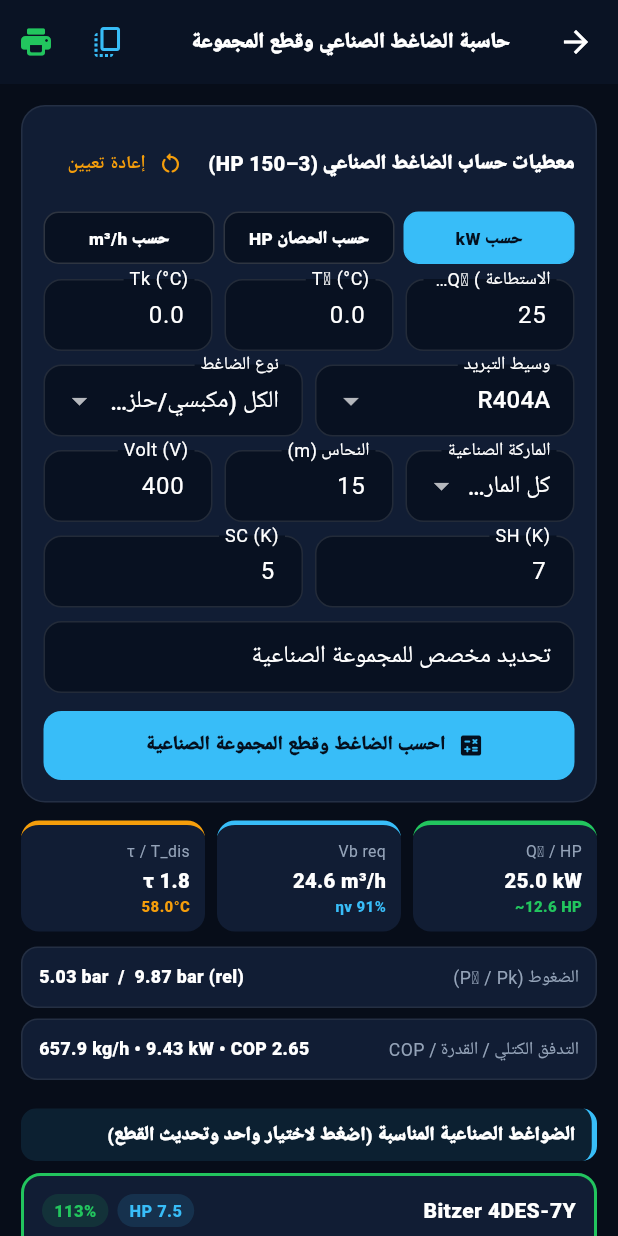
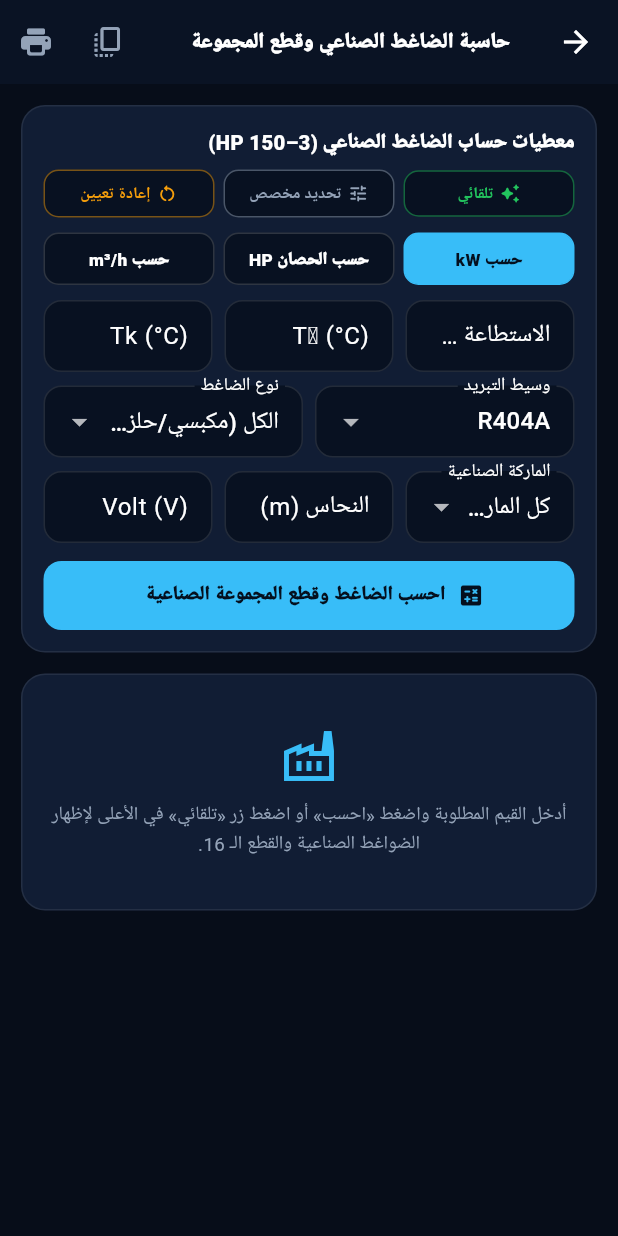
Before and after one commit to aekziou83/CryoCalc-Pro-Native, a Flutter app: the IndustrialCompressorScreen screen opened directly with sample values from the repository, on a phone screen of 412 x 824 dp. Run offline on Flutter 3.47's test engine with Material 3 defaults, Android fonts, the phone set to English and light mode, and no system bars; our stand-ins replace pdf, printing.

Commit message:
Update industrial_compressor_screen.dart

```diff
--- a/lib/widgets/industrial_compressor_screen.dart
+++ b/lib/widgets/industrial_compressor_screen.dart
@@ -1,11 +1,9 @@
 import 'package:flutter/material.dart';
 import 'package:flutter/services.dart';
-import 'package:pdf/pdf.dart';
-import 'package:pdf/widgets.dart' as pw;
-import 'package:printing/printing.dart';
 import '../engine/industrial_compressor_engine.dart';
 import '../l10n/app_strings.dart';
 import '../security/security_guard.dart';
+import '../services/pdf_printer.dart';
 
 class IndustrialCompressorScreen extends StatefulWidget {
   final AppLang lang;
@@ -35,15 +33,17 @@ class _IndustrialCompressorScreenState extends State<IndustrialCompressorScreen>
   String _brandFilter = 'ALL';
   String _techFilter = 'ALL';
   String? _selectedCompId;
+  bool _showCustomPanel = false;
 
-  final _valCtrl = TextEditingController(text: '25');
-  final _t0Ctrl = TextEditingController(text: '-10');
-  final _tkCtrl = TextEditingController(text: '45');
-  final _shCtrl = TextEditingController(text: '7');
-  final _scCtrl = TextEditingController(text: '5');
-  final _pipeCtrl = TextEditingController(text: '15');
-  final _voltCtrl = TextEditingController(text: '400');
-  final _customRefCtrl = TextEditingController(text: 'R452A');
+  // All input controllers start EMPTY on entry as requested
+  final _valCtrl = TextEditingController();
+  final _t0Ctrl = TextEditingController();
+  final _tkCtrl = TextEditingController();
+  final _shCtrl = TextEditingController();
+  final _scCtrl = TextEditingController();
+  final _pipeCtrl = TextEditingController();
+  final _voltCtrl = TextEditingController();
+  final _customRefCtrl = TextEditingController();
   final _customNoteCtrl = TextEditingController();
 
   IndustrialCalcResult? _res;
@@ -59,20 +59,6 @@ class _IndustrialCompressorScreenState extends State<IndustrialCompressorScreen>
   }
 
   @override
-  void initState() {
-    super.initState();
-    if (widget.initialQ0Kw != null && widget.initialQ0Kw! > 0) {
-      _valCtrl.text = widget.initialQ0Kw!.toStringAsFixed(1);
-    }
-    if (widget.initialT0 != null) _t0Ctrl.text = widget.initialT0!.toStringAsFixed(1);
-    if (widget.initialTk != null) _tkCtrl.text = widget.initialTk!.toStringAsFixed(1);
-    if (widget.initialRef != null && IndustrialCompressorEngine.refrigerants.any((r) => r.id == widget.initialRef)) {
-      _refrigerant = widget.initialRef!;
-    }
-    _calculate();
-  }
-
-  @override
   void dispose() {
     for (final c in [_valCtrl, _t0Ctrl, _tkCtrl, _shCtrl, _scCtrl, _pipeCtrl, _voltCtrl, _customRefCtrl, _customNoteCtrl]) {
       c.dispose();
@@ -85,12 +71,44 @@ class _IndustrialCompressorScreenState extends State<IndustrialCompressorScreen>
     ScaffoldMessenger.of(context).showSnackBar(SnackBar(content: Text(s), backgroundColor: th.card));
   }
 
+  void _applyAutoMode() {
+    HapticFeedback.lightImpact();
+    setState(() {
+      _showCustomPanel = false;
+      _inputMode = 'kw';
+      _valCtrl.text = (widget.initialQ0Kw != null && widget.initialQ0Kw! > 0)
+          ? widget.initialQ0Kw!.toStringAsFixed(1)
+          : '25';
+      _t0Ctrl.text = widget.initialT0 != null ? widget.initialT0!.toStringAsFixed(1) : '-10';
+      _tkCtrl.text = widget.initialTk != null ? widget.initialTk!.toStringAsFixed(1) : '45';
+      _shCtrl.text = '7';
+      _scCtrl.text = '5';
+      _pipeCtrl.text = '15';
+      _voltCtrl.text = '400';
+      if (widget.initialRef != null && IndustrialCompressorEngine.refrigerants.any((r) => r.id == widget.initialRef)) {
+        _refrigerant = widget.initialRef!;
+      } else {
+        _refrigerant = 'R404A';
+      }
+      _brandFilter = 'ALL';
+      _techFilter = 'ALL';
+      _selectedCompId = null;
+    });
+    _calculate();
+    _msg(_l('تمت التعبئة التلقائية والحساب', 'Mode automatique applique', 'Auto values applied'));
+  }
+
+  void _toggleCustomMode() {
+    HapticFeedback.selectionClick();
+    setState(() => _showCustomPanel = !_showCustomPanel);
+  }
+
   void _calculate() {
     final val = double.tryParse(_valCtrl.text.trim());
     final t0 = double.tryParse(_t0Ctrl.text.trim());
     final tk = double.tryParse(_tkCtrl.text.trim());
     if (val == null || val <= 0 || t0 == null || tk == null) {
-      _msg(_l('أدخل القيمة ودرجتي التبخير والتكثيف بشكل صحيح.', 'Veuillez saisir des valeurs valides.', 'Please enter valid numbers.'));
+      _msg(_l('أدخل القيمة ودرجتي التبخير T₀ والتكثيف Tk أولاً (أو اضغط «تلقائي»).', 'Saisissez la valeur, T₀ et Tk (ou Automatique).', 'Enter value, T₀ and Tk first (or tap Auto).'));
       return;
     }
     HapticFeedback.mediumImpact();
@@ -122,124 +140,47 @@ class _IndustrialCompressorScreenState extends State<IndustrialCompressorScreen>
       _brandFilter = 'ALL';
       _techFilter = 'ALL';
       _selectedCompId = null;
-      _valCtrl.text = '25';
-      _t0Ctrl.text = '-10';
-      _tkCtrl.text = '45';
-      _shCtrl.text = '7';
-      _scCtrl.text = '5';
-      _pipeCtrl.text = '15';
-      _voltCtrl.text = '400';
-      _customNoteCtrl.clear();
+      _showCustomPanel = false;
+      for (final c in [_valCtrl, _t0Ctrl, _tkCtrl, _shCtrl, _scCtrl, _pipeCtrl, _voltCtrl, _customRefCtrl, _customNoteCtrl]) {
+        c.clear();
+      }
+      _res = null;
     });
-    _calculate();
-    _msg(_l('تمت إعادة التعيين', 'Réinitialisé', 'Reset complete'));
+    _msg(_l('تمت إعادة تعيين جميع الحقول', 'Champs reinitialises', 'All fields cleared'));
   }
 
   Future<void> _copySummary() async {
     if (_res == null) return;
     final r = _res!;
     final sb = StringBuffer()
-      ..writeln('=== CryoCalc PRO ${CryoOwner.appVersion} — Industrial Compressor & Group ===')
+      ..writeln('=== CryoCalc PRO ${CryoOwner.appVersion} ===')
       ..writeln('${_l("الضاغط المختار", "Compresseur", "Selected")}: ${r.selected.item.brand} ${r.selected.item.model} (${r.selected.item.hp} HP)')
-      ..writeln('Q0=${r.q0Kw} kW (${r.kcalH} kcal/h) | Vb req=${r.reqVbM3h} m3/h | tau=${r.tau} | T_dis=${r.tDisC} C');
+      ..writeln('Q0=${r.q0Kw} kW (${r.kcalH} kcal/h) | Vb=${r.reqVbM3h} m3/h | tau=${r.tau} | T_dis=${r.tDisC} C');
     if (_customNoteCtrl.text.trim().isNotEmpty) {
-      sb.writeln('Note: ${_customNoteCtrl.text.trim()}');
+      sb.writeln('${_l("تحديد مخصص", "Personnalise", "Custom")}: ${_customNoteCtrl.text.trim()}');
     }
-    sb.writeln('\n--- 16 Industrial Group Components ---');
     for (final p in r.groupParts) {
       sb.writeln('${p.index}. ${p.title}: ${p.spec} (${p.details})');
     }
     await Clipboard.setData(ClipboardData(text: sb.toString()));
-    _msg(_l('تم نسخ دراسة الضاغط وقطع المجموعة', 'Étude copiée', 'Study copied'));
+    _msg(_l('تم النسخ بنجاح', 'Copie avec succes', 'Copied successfully'));
   }
 
   Future<void> _printPdf() async {
     if (_res == null) return;
-    final r = _res!;
-    pw.ThemeData? pdfTheme;
+    final refName = _refrigerant == 'custom' && _customRefCtrl.text.trim().isNotEmpty
+        ? _customRefCtrl.text.trim()
+        : _refrigerant;
     try {
-      final reg = await rootBundle.load('assets/fonts/Cairo-Regular.ttf');
-      final bold = await rootBundle.load('assets/fonts/Cairo-Bold.ttf');
-      pdfTheme = pw.ThemeData.withFont(base: pw.Font.ttf(reg), bold: pw.Font.ttf(bold));
-    } catch (_) {}
-
-    final isAr = widget.lang == AppLang.ar && pdfTheme != null;
-    final doc = pw.Document(theme: pdfTheme);
-
-    doc.addPage(
-      pw.MultiPage(
-        pageFormat: PdfPageFormat.a4,
-        margin: const pw.EdgeInsets.all(22),
-        textDirection: isAr ? pw.TextDirection.rtl : pw.TextDirection.ltr,
-        build: (_) => [
-          pw.Container(
-            padding: const pw.EdgeInsets.all(12),
-            decoration: const pw.BoxDecoration(
-              color: PdfColor.fromInt(0xFF070D19),
-              borderRadius: pw.BorderRadius.all(pw.Radius.circular(8)),
-            ),
-            child: pw.Column(
-              crossAxisAlignment: pw.CrossAxisAlignment.start,
-              children: [
-                pw.Text(
-                  isAr ? 'دراسة الضاغط الصناعي وقطع المجموعة — CryoCalc PRO' : 'CryoCalc PRO — Industrial Compressor & Group Sizing',
-                  style: pw.TextStyle(color: const PdfColor.fromInt(0xFF38BDF8), fontSize: 14, fontWeight: pw.FontWeight.bold),
-                ),
-                pw.SizedBox(height: 3),
-                pw.Text(
-                  '${isAr ? CryoOwner.developerAr : CryoOwner.developerEn} | ${CryoOwner.groupCode} | ${r.selected.item.brand} ${r.selected.item.model} (${r.selected.item.hp} HP)',
-                  style: const pw.TextStyle(color: PdfColors.white, fontSize: 9.5),
-                ),
-                if (_customNoteCtrl.text.trim().isNotEmpty)
-                  pw.Text(_customNoteCtrl.text.trim(), style: const pw.TextStyle(color: PdfColors.grey300, fontSize: 8.5)),
-              ],
-            ),
-          ),
-          pw.SizedBox(height: 10),
-          pw.Table(
-            border: pw.TableBorder.all(color: PdfColors.grey300, width: 0.6),
-            children: [
-              _pdfRow('Q0 / kcal/h / HP', '${r.q0Kw} kW  |  ${r.kcalH} kcal/h  |  ~${r.estHp} HP'),
-              _pdfRow('P0 / Pk / tau', '${r.p0Abs} bar (${r.p0Rel} rel)  |  ${r.pkAbs} bar (${r.pkRel} rel)  |  tau = ${r.tau}'),
-              _pdfRow('Mass Flow / Vb req / eta_v', '${r.massFlowKgH} kg/h  |  Vb = ${r.reqVbM3h} m3/h  |  eta_v = ${(r.etaV * 100).toInt()}%'),
-              _pdfRow('P_elec / COP / Qk / T_dis', '${r.pElecEstKw} kW  |  COP ${r.cop}  |  Qk ${r.qCondKw} kW  |  T_dis ${r.tDisC} C'),
-            ],
-          ),
-          pw.SizedBox(height: 10),
-          pw.Text(
-            isAr ? 'قائمة القطع الخاصة بالمجموعة الصناعية (16 قطعة)' : 'Industrial Condensing Group Parts List (16 Components)',
-            style: pw.TextStyle(fontSize: 11, fontWeight: pw.FontWeight.bold),
-          ),
-          pw.SizedBox(height: 6),
-          pw.Table(
-            border: pw.TableBorder.all(color: PdfColors.grey300, width: 0.5),
-            columnWidths: {
-              0: const pw.FlexColumnWidth(1.2),
-              1: const pw.FlexColumnWidth(1.8),
-            },
-            children: r.groupParts
-                .map((p) => _pdfRow('${p.index}. ${p.title}', '${p.spec}\n${p.details}'))
-                .toList(),
-          ),
-        ],
-      ),
+      await PdfPrinterService.printIndustrialReport(
+        lang: widget.lang,
+        result: _res!,
+        refrigerant: refName,
+        customNote: _customNoteCtrl.text.trim(),
       );
-
-    await Printing.layoutPdf(onLayout: (_) async => doc.save(), name: 'CryoCalcPro_Industrial_Group.pdf');
+    } catch (e) {
+      _msg('PDF: $e');
     }
-
-  pw.TableRow _pdfRow(String k, String v) {
-    return pw.TableRow(children: [
-      pw.Container(
-        color: PdfColors.grey100,
-        padding: const pw.EdgeInsets.all(5),
-        child: pw.Text(k, style: pw.TextStyle(fontSize: 8.5, fontWeight: pw.FontWeight.bold)),
-      ),
-      pw.Container(
-        padding: const pw.EdgeInsets.all(5),
-        child: pw.Text(v, style: const pw.TextStyle(fontSize: 8.5)),
-      ),
-    ]);
   }
 
   @override
@@ -255,36 +196,33 @@ class _IndustrialCompressorScreenState extends State<IndustrialCompressorScreen>
           style: TextStyle(fontSize: 14, fontWeight: FontWeight.w900, color: _textMain),
         ),
         actions: [
-          IconButton(onPressed: _copySummary, icon: Icon(Icons.copy_all_rounded, color: th.primary)),
-          IconButton(onPressed: _printPdf, icon: Icon(Icons.print_rounded, color: th.secondary)),
+          IconButton(onPressed: r == null ? null : _copySummary, icon: Icon(Icons.copy_all_rounded, color: r == null ? _textMuted : th.primary)),
+          IconButton(onPressed: r == null ? null : _printPdf, icon: Icon(Icons.print_rounded, color: r == null ? _textMuted : th.secondary)),
         ],
       ),
       body: ListView(
         padding: const EdgeInsets.all(14),
         children: [
-          // 1. INPUT PARAMETERS CARD
           _card(
             child: Column(
               crossAxisAlignment: CrossAxisAlignment.start,
               children: [
-                Row(
-                  mainAxisAlignment: MainAxisAlignment.spaceBetween,
-                  children: [
-                    Expanded(
-                      child: Text(
+                Text(
                   _l('معطيات حساب الضاغط الصناعي (3–150 HP)', 'Paramètres Compresseur (3–150 HP)', 'Industrial Compressor Inputs (3–150 HP)'),
                   style: TextStyle(fontSize: 13.5, fontWeight: FontWeight.w900, color: _textMain),
                 ),
-                    ),
-                    TextButton.icon(
-                      onPressed: _reset,
-                      icon: Icon(Icons.restart_alt_rounded, size: 17, color: th.accent),
-                      label: Text(_l('إعادة تعيين', 'Réinit.', 'Reset'), style: TextStyle(color: th.accent, fontWeight: FontWeight.w800, fontSize: 12)),
-                    ),
+                const SizedBox(height: 8),
+                // Unified 3-Button Bar: Auto | Custom | Reset
+                Row(
+                  children: [
+                    _ctrlBtn(Icons.auto_awesome_rounded, _l('تلقائي', 'Auto', 'Auto'), th.secondary, _applyAutoMode),
+                    const SizedBox(width: 6),
+                    _ctrlBtn(Icons.tune_rounded, _l('تحديد مخصص', 'Personnalisé', 'Custom'), _showCustomPanel ? th.primary : _textMuted, _toggleCustomMode, active: _showCustomPanel),
+                    const SizedBox(width: 6),
+                    _ctrlBtn(Icons.restart_alt_rounded, _l('إعادة تعيين', 'Réinit.', 'Reset'), th.accent, _reset),
                   ],
                 ),
-                const SizedBox(height: 8),
-                // Input Mode Selector: Q0 (kW) | Power (HP) | Swept Volume (m3/h)
+                const SizedBox(height: 10),
                 Row(
                   children: [
                     _modePill('kw', _l('حسب kW', 'Par kW', 'By kW')),
@@ -321,11 +259,11 @@ class _IndustrialCompressorScreenState extends State<IndustrialCompressorScreen>
                         isExpanded: true,
                         decoration: InputDecoration(labelText: _l('وسيط التبريد', 'Fluide', 'Refrigerant')),
                         items: IndustrialCompressorEngine.refrigerants
-                            .map((rf) => DropdownMenuItem(value: rf.id, child: Text(rf.name, overflow: TextOverflow.ellipsis)))
+                            .map((rf) => DropdownMenuItem(value: rf.id, child: Text(rf.id == 'custom' ? _l('تحديد مخصص', 'Personnalisé', 'Custom') : rf.name, overflow: TextOverflow.ellipsis)))
                             .toList(),
                         onChanged: (v) {
                           setState(() => _refrigerant = v ?? 'R404A');
-                          _calculate();
+                          if (_res != null) _calculate();
                         },
                       ),
                     ),
@@ -346,7 +284,7 @@ class _IndustrialCompressorScreenState extends State<IndustrialCompressorScreen>
                             _techFilter = v ?? 'ALL';
                             _selectedCompId = null;
                           });
-                          _calculate();
+                          if (_res != null) _calculate();
                         },
                       ),
                     ),
@@ -354,7 +292,7 @@ class _IndustrialCompressorScreenState extends State<IndustrialCompressorScreen>
                 ),
                 if (_refrigerant == 'custom') ...[
                   const SizedBox(height: 8),
-                  TextField(controller: _customRefCtrl, decoration: InputDecoration(labelText: _l('وسيط مخصص', 'Fluide personnalisé', 'Custom Refrigerant'))),
+                  TextField(controller: _customRefCtrl, decoration: InputDecoration(labelText: _l('وسيط مخصص', 'Fluide personnalisé', 'Custom Refrigerant'), hintText: 'R452A')),
                 ],
                 const SizedBox(height: 9),
                 Row(
@@ -375,7 +313,7 @@ class _IndustrialCompressorScreenState extends State<IndustrialCompressorScreen>
                             _brandFilter = v ?? 'ALL';
                             _selectedCompId = null;
                           });
-                          _calculate();
+                          if (_res != null) _calculate();
                         },
                       ),
                     ),
@@ -385,6 +323,7 @@ class _IndustrialCompressorScreenState extends State<IndustrialCompressorScreen>
                     Expanded(child: _numField(_voltCtrl, 'Volt (V)', '400')),
                   ],
                 ),
+                if (_showCustomPanel) ...[
                   const SizedBox(height: 9),
                   Row(
                     children: [
@@ -401,6 +340,7 @@ class _IndustrialCompressorScreenState extends State<IndustrialCompressorScreen>
                       hintText: _l('مثال: نفق تجميد 10 طن أو غرفة تبريد مركزي', 'Ex: Tunnel 10T / Centrale', 'Ex: 10T Blast Tunnel / Rack'),
                     ),
                   ),
+                ],
                 const SizedBox(height: 12),
                 SizedBox(
                   width: double.infinity,
@@ -423,9 +363,30 @@ class _IndustrialCompressorScreenState extends State<IndustrialCompressorScreen>
             ),
           ),
 
-          if (r != null) ...[
+          if (r == null) ...[
+            const SizedBox(height: 14),
+            _card(
+              child: Padding(
+                padding: const EdgeInsets.symmetric(vertical: 20),
+                child: Column(
+                  children: [
+                    Icon(Icons.factory_outlined, size: 40, color: th.primary),
+                    const SizedBox(height: 10),
+                    Text(
+                      _l(
+                        'أدخل القيم المطلوبة واضغط «احسب» أو اضغط زر «تلقائي» في الأعلى لإظهار الضواغط الصناعية والقطع الـ 16.',
+                        'Saisissez les valeurs puis cliquez sur « Calculer » ou « Auto » ci-dessus.',
+                        'Enter values and tap "Calculate" or tap "Auto" above to show industrial compressors & 16 parts.',
+                      ),
+                      textAlign: TextAlign.center,
+                      style: TextStyle(fontSize: 12.5, color: _textMuted, height: 1.5),
+                    ),
+                  ],
+                ),
+              ),
+            ),
+          ] else ...[
             const SizedBox(height: 12),
-            // 2. THERMODYNAMIC KPI ROW
             Row(
               children: [
                 Expanded(child: _kpi('Q₀ / HP', '${r.q0Kw} kW', '~${r.estHp} HP', th.secondary)),
@@ -438,8 +399,6 @@ class _IndustrialCompressorScreenState extends State<IndustrialCompressorScreen>
             const SizedBox(height: 10),
             _infoTile(_l('الضغوط (P₀ / Pk)', 'Pressions (P₀ / Pk)', 'Pressures (P₀ / Pk)'), '${r.p0Rel} bar  /  ${r.pkRel} bar (rel)'),
             _infoTile(_l('التدفق الكتلي / القدرة / COP', 'Débit / P_elec / COP', 'Mass Flow / Power / COP'), '${r.massFlowKgH} kg/h • ${r.pElecEstKw} kW • COP ${r.cop}'),
-
-            // Warnings
             if (r.warnings.isNotEmpty) ...[
               const SizedBox(height: 6),
               ...r.warnings.map((w) => Container(
@@ -453,8 +412,6 @@ class _IndustrialCompressorScreenState extends State<IndustrialCompressorScreen>
                     child: Text('⚠ $w', style: TextStyle(fontSize: 12, color: _textMain, height: 1.4)),
                   )),
             ],
-
-            // 3. MATCHED INDUSTRIAL COMPRESSORS (ALL POWERS)
             _banner(_l('الضواغط الصناعية المناسبة (اضغط لاختيار واحد وتحديث القطع)', 'Compresseurs Industriels Adaptés (Touchez pour choisir)', 'Matched Industrial Compressors (Tap to select)')),
             ...r.matches.map((sc) {
               final sel = sc.item.id == r.selected.item.id;
@@ -476,12 +433,7 @@ class _IndustrialCompressorScreenState extends State<IndustrialCompressorScreen>
                     children: [
                       Row(
                         children: [
-                          Expanded(
-                            child: Text(
-                              '${sc.item.brand} ${sc.item.model}',
-                              style: TextStyle(fontSize: 14, fontWeight: FontWeight.w900, color: _textMain),
-                            ),
-                          ),
+                          Expanded(child: Text('${sc.item.brand} ${sc.item.model}', style: TextStyle(fontSize: 14, fontWeight: FontWeight.w900, color: _textMain))),
                           Container(
                             padding: const EdgeInsets.symmetric(horizontal: 8, vertical: 3),
                             decoration: BoxDecoration(color: th.primary.withAlpha(32), borderRadius: BorderRadius.circular(99)),
@@ -505,8 +457,6 @@ class _IndustrialCompressorScreenState extends State<IndustrialCompressorScreen>
                 ),
               );
             }),
-
-            // 4. COMPLETE 16 INDUSTRIAL GROUP PARTS LIST
             _banner(_l('القطع الـ 16 الخاصة بالمجموعة الصناعية (${r.selected.item.brand} ${r.selected.item.model})', '16 Pièces du Groupe Industriel (${r.selected.item.model})', '16 Industrial Condensing Group Parts (${r.selected.item.model})')),
             ...r.groupParts.map((part) => Container(
                   margin: const EdgeInsets.only(bottom: 8),
@@ -542,7 +492,6 @@ class _IndustrialCompressorScreenState extends State<IndustrialCompressorScreen>
                     ],
                   ),
                 )),
-
             const SizedBox(height: 10),
             Row(
               children: [
@@ -571,13 +520,40 @@ class _IndustrialCompressorScreenState extends State<IndustrialCompressorScreen>
     );
   }
 
+  Widget _ctrlBtn(IconData icon, String label, Color col, VoidCallback onTap, {bool active = false}) {
+    return Expanded(
+      child: InkWell(
+        onTap: onTap,
+        borderRadius: BorderRadius.circular(10),
+        child: Container(
+          padding: const EdgeInsets.symmetric(vertical: 7, horizontal: 4),
+          decoration: BoxDecoration(
+            color: active ? col.withAlpha(35) : th.inputBg,
+            borderRadius: BorderRadius.circular(10),
+            border: Border.all(color: col.withAlpha(active ? 220 : 120)),
+          ),
+          child: Row(
+            mainAxisAlignment: MainAxisAlignment.center,
+            children: [
+              Icon(icon, size: 14, color: col),
+              const SizedBox(width: 4),
+              Flexible(
+                child: Text(label, overflow: TextOverflow.ellipsis, style: TextStyle(fontSize: 10.8, fontWeight: FontWeight.w800, color: col)),
+              ),
+            ],
+          ),
+        ),
+      ),
+    );
+  }
+
   Widget _modePill(String id, String label) {
     final active = _inputMode == id;
     return Expanded(
       child: InkWell(
         onTap: () {
           setState(() => _inputMode = id);
-          _calculate();
+          if (_res != null) _calculate();
         },
         borderRadius: BorderRadius.circular(10),
         child: Container(
```
Lines whose indentation alone changed are shown as unchanged.
